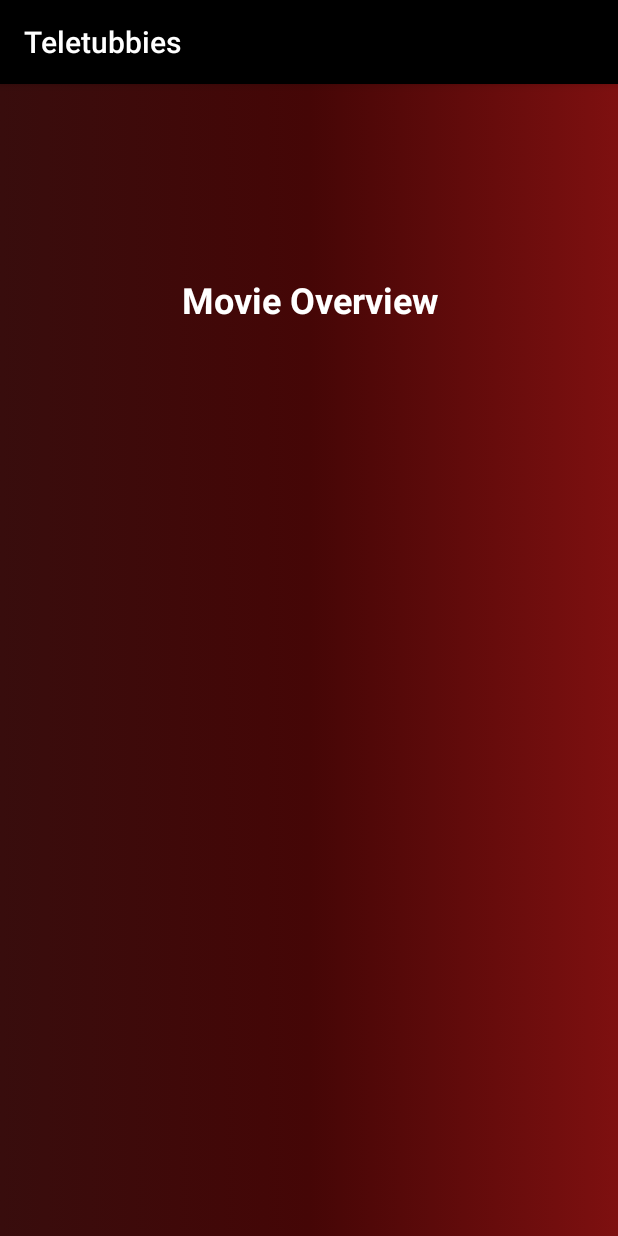
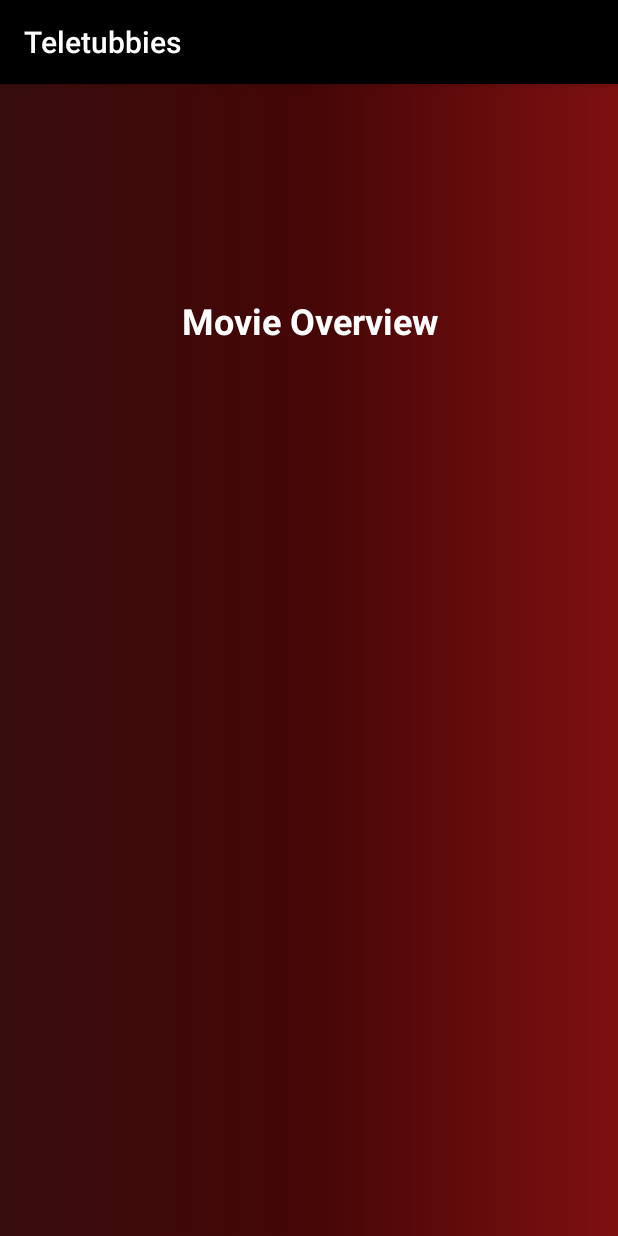
Before and after one commit to Kareem00101/AndroidTeletubbies, an Android app: the MovieDetailsActivity screen opened directly, with no data from a screen before it, on a phone screen of 412 x 824 dp. Run offline under Robolectric (Android 15) with nearby library versions, the phone set to English and light mode, and no system bars; 1 statement that could not run was skipped.

Commit message:
Design changed, added a function.

```diff
--- a/app/src/main/res/layout/movie_details.xml
+++ b/app/src/main/res/layout/movie_details.xml
@@ -10,7 +10,7 @@
         android:id="@+id/movieOverviewTitle"
         android:layout_width="409dp"
         android:layout_height="118dp"
-        android:layout_marginTop="150dp"
+        android:layout_marginTop="350dp"
         android:layout_marginBottom="15dp"
         android:paddingTop="40dp"
         android:text="Movie Overview"
@@ -25,8 +25,8 @@
 
     <TextView
         android:id="@+id/movieOverviewText"
-        android:layout_width="wrap_content"
-        android:layout_height="wrap_content"
+        android:layout_width="299dp"
+        android:layout_height="192dp"
         android:layout_marginStart="14dp"
         android:layout_marginTop="25dp"
         android:layout_marginEnd="339dp"
@@ -35,7 +35,7 @@
         android:textStyle="bold"
         app:layout_constraintBottom_toBottomOf="parent"
         app:layout_constraintEnd_toEndOf="parent"
-        app:layout_constraintHorizontal_bias="1.0"
+        app:layout_constraintHorizontal_bias="0.0"
         app:layout_constraintStart_toStartOf="parent"
         app:layout_constraintTop_toBottomOf="@+id/movieOverviewTitle"
         app:layout_constraintVertical_bias="0.123"
```
Also changed, not shown: app/src/main/java/com/example/teletubbies_task_4/MovieDetailsActivity.kt (+9 -0 lines).
